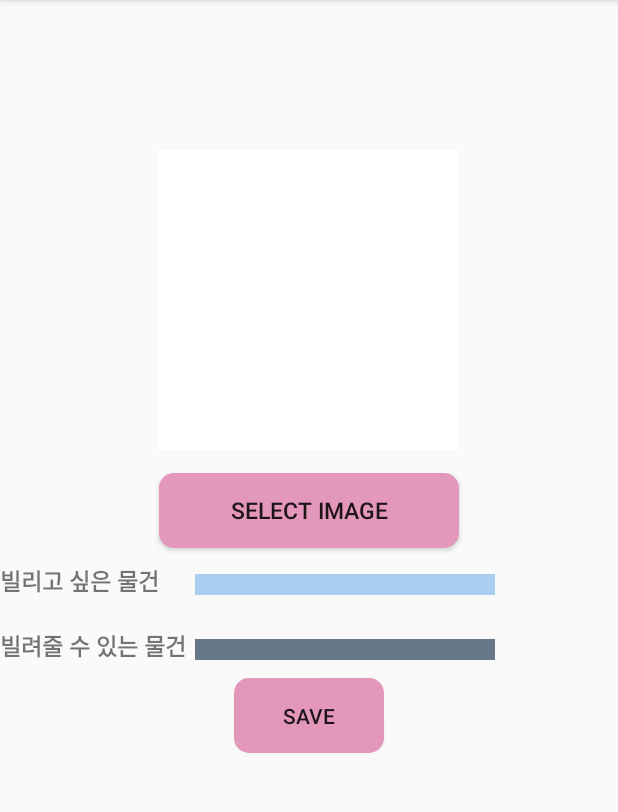
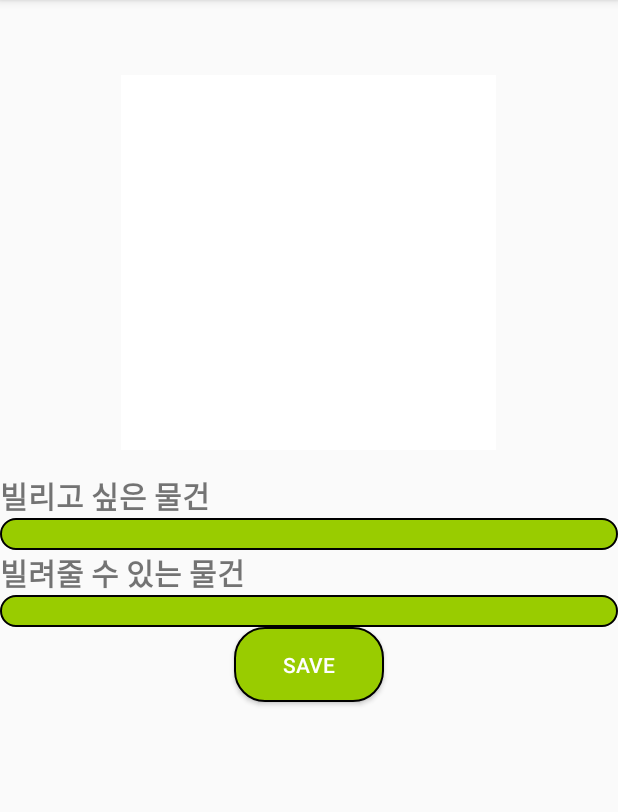
Before and after one commit to 2018SeoulMobilePlatform/EnDorphine, an Android app: the Chat_Content screen opened directly, with no data from a screen before it, on a phone screen of 412 x 824 dp, the part 84-896 px from its top. Run offline under Robolectric (Android 15) with nearby library versions, the phone set to English and light mode, and no system bars.

```diff
--- a/app/src/main/res/layout/activity_chat__content.xml
+++ b/app/src/main/res/layout/activity_chat__content.xml
@@ -14,89 +14,61 @@
         android:orientation="vertical"
         >
 
-        <!--<TextView-->
-        <!--android:id="@+id/user"-->
-        <!--android:layout_width="match_parent"-->
-        <!--android:layout_height="match_parent"-->
-        <!--android:text="사용자"-->
-        <!--android:textSize="20dp"-->
-        <!--android:paddingLeft="10dp"-->
-        <!--android:paddingTop="10dp"-->
-        <!--android:layout_weight = "2"/>-->
-
         <ImageView
             android:id="@+id/user_image"
-            android:layout_width="200dp"
-            android:layout_height="200dp"
+            android:layout_width="250dp"
+            android:layout_height="250dp"
             android:adjustViewBounds="true"
             android:layout_gravity="center_horizontal"
             android:background="#FFFF"
-            android:layout_marginTop="100dp"
+            android:layout_marginTop="50dp"
             android:onClick="put_image"/>
 
-        <Button
-            android:id="@+id/select_img_btn"
-            android:layout_width="200dp"
-            android:layout_height="50dp"
-            android:layout_marginTop="15dp"
-            android:text="Select Image"
-            android:textSize="15dp"
-            android:layout_gravity="center_horizontal"
-            android:background="@drawable/rounded_edittext"
-            android:onClick="put_image"
-            />
+        <!--<Button-->
+            <!--android:id="@+id/select_img_btn"-->
+            <!--android:layout_width="200dp"-->
+            <!--android:layout_height="50dp"-->
+            <!--android:layout_marginTop="15dp"-->
+            <!--android:text="Select Image"-->
+            <!--android:textSize="15dp"-->
+            <!--android:layout_gravity="center_horizontal"-->
+            <!--android:background="@drawable/rounded_edittext"-->
+            <!--android:onClick="put_image"-->
+            <!--/>-->
 
-        <LinearLayout
+        <TextView
             android:layout_width="match_parent"
             android:layout_height="wrap_content"
-            android:orientation="horizontal"
-            android:layout_gravity="center_horizontal"
-            android:layout_marginTop="10dp"
-            android:layout_marginBottom="10dp"
-            >
+            android:layout_marginTop="15dp"
+            android:id="@+id/need"
+            android:text="빌리고 싶은 물건"
+            android:textStyle="bold"
+            android:textSize="20dp"/>
+
+        <EditText
+            android:width="250dp"
+            android:layout_width="match_parent"
+            android:layout_height="wrap_content"
+            android:id="@+id/write_need"
+            android:background="@drawable/rounded_login_button"
+            android:textColor="#FFFFFF"
+            android:textSize="15dp" />
 
         <TextView
-                android:layout_width="wrap_content"
-                android:layout_height="wrap_content"
-                android:id="@+id/need"
-                android:width="130dp"
-                android:text="빌리고 싶은 물건"
-                android:textStyle="bold"
-                android:textSize="15dp"/>
-            <EditText
-                android:width="200dp"
-                android:layout_width="wrap_content"
-                android:layout_height="wrap_content"
-                android:id="@+id/write_need"
-                android:textSize="10dp"
-                android:background="#abcdef" />
-
-        </LinearLayout>
-
-        <LinearLayout
             android:layout_width="match_parent"
             android:layout_height="wrap_content"
-            android:orientation="horizontal"
-            android:layout_gravity="center_horizontal"
-            android:layout_marginTop="10dp"
-            android:layout_marginBottom="10dp">
-
-            <TextView
-                android:layout_width="wrap_content"
-                android:layout_height="wrap_content"
             android:id="@+id/lettable"
-                android:width="130dp"
             android:text="빌려줄 수 있는 물건"
-                android:textSize="15dp"
+            android:textSize="20dp"
             android:textStyle="bold"/>
         <EditText
-                android:width="200dp"
-                android:layout_width="wrap_content"
+            android:width="250dp"
+            android:layout_width="match_parent"
             android:layout_height="wrap_content"
             android:id="@+id/write_lettable"
-                android:textSize="10dp"
-                android:background="#667788"/>
-        </LinearLayout>
+            android:textSize="15dp"
+            android:background="@drawable/rounded_login_button"
+            android:textColor="#FFFFFF"/>
 
     </LinearLayout>
 
@@ -104,8 +76,9 @@
         android:id="@+id/save_chat_content"
         android:layout_width="100dp"
         android:layout_height="50dp"
-        android:background="@drawable/rounded_edittext"
+        android:background="@drawable/rounded_login_button"
         android:layout_gravity="center_horizontal"
+        android:textColor="#FFFFFF"
         android:text="Save"
         />
 </LinearLayout>
```
Also changed, not shown: app/src/main/java/endorphine/icampyou/ExchangeMenu/Chat_Content.java (+19 -19 lines), app/src/main/res/values/camping_name.xml (added, +12 -0 lines), app/src/main/res/values/strings.xml (+0 -24 lines). Lines whose indentation alone changed are shown as unchanged.
